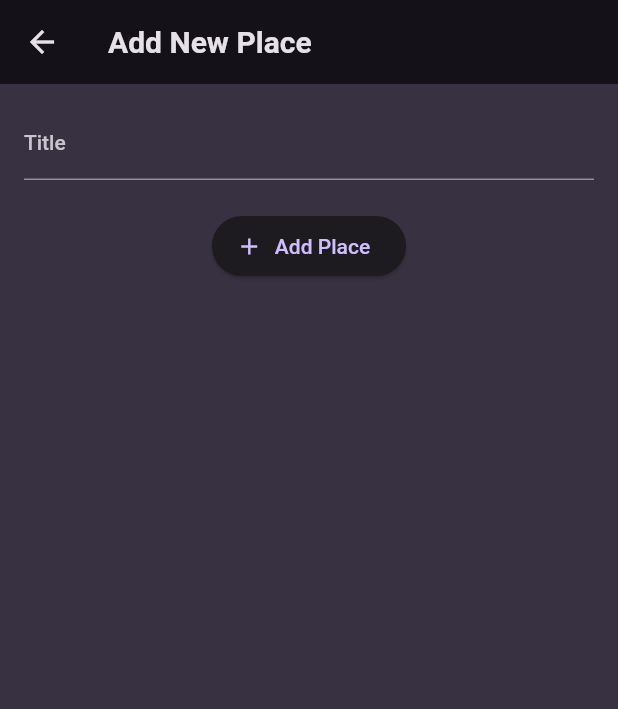
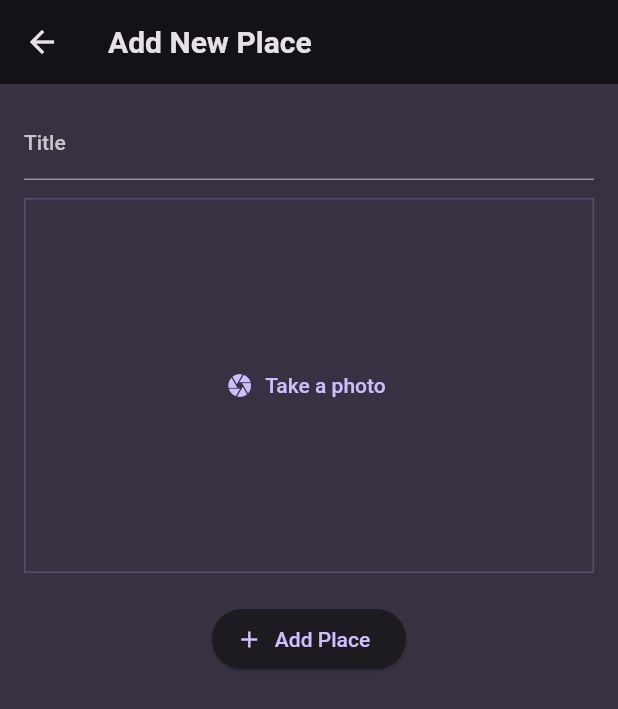
Before and after one commit to Junichi-Machii/flutter_app_faborite001, a Flutter app: the AddPlaceScreen screen opened directly, on a phone screen of 412 x 824 dp. Shown: the top 709 px of the screen. Run offline on Flutter 3.47's test engine with Material 2 defaults, Android fonts, the phone set to English and light mode, and no system bars; our stand-ins replace flutter_riverpod, google_fonts, image_picker.

Commit message:
#7 カメラ起動ロジック

```diff
--- a/lib/screens/add_place.dart
+++ b/lib/screens/add_place.dart
@@ -1,5 +1,6 @@
 import 'package:flutter/material.dart';
 import 'package:flutter_appl_favorite_places/providers/user_plases.dart';
+import 'package:flutter_appl_favorite_places/widgets/image_input.dart';
 import 'package:flutter_riverpod/flutter_riverpod.dart';
 
 class AddPlaceScreen extends ConsumerStatefulWidget {
@@ -49,6 +50,9 @@
                 color: Theme.of(context).colorScheme.onBackground,
               ),
             ),
+            // image input
+            const SizedBox(height: 12),
+            ImageInput(),
             const SizedBox(height: 20),
             ElevatedButton.icon(
               onPressed: _savePlace,
--- /dev/null
+++ b/lib/widgets/image_input.dart
@@ -0,0 +1,62 @@
+import 'dart:io';
+
+import 'package:flutter/material.dart';
+import 'package:image_picker/image_picker.dart';
+
+class ImageInput extends StatefulWidget {
+  const ImageInput({super.key});
+
+  @override
+  State<ImageInput> createState() => _ImageInputState();
+}
+
+class _ImageInputState extends State<ImageInput> {
+  File? _selectedImage;
+
+  Future<void> _takePicture() async {
+    final imagePicker = ImagePicker();
+    final pickedImage = await imagePicker.pickImage(
+      source: ImageSource.camera,
+      maxWidth: 600,
+    );
+
+    if (pickedImage == null) {
+      return;
+    }
+    setState(() {
+      _selectedImage = File(pickedImage.path);
+    });
+  }
+
+  @override
+  Widget build(BuildContext context) {
+    Widget content = TextButton.icon(
+      onPressed: _takePicture,
+      icon: const Icon(Icons.camera),
+      label: const Text('Take a photo'),
+    );
+    if (_selectedImage != null) {
+      content = GestureDetector(
+        onTap: _takePicture,
+        child: Image.file(
+          _selectedImage!,
+          fit: BoxFit.cover,
+          width: double.infinity,
+          height: double.infinity,
+        ),
+      );
+    }
+    return Container(
+      decoration: BoxDecoration(
+        border: Border.all(
+          width: 1,
+          color: Theme.of(context).colorScheme.primary.withOpacity(0.2),
+        ),
+      ),
+      height: 250,
+      width: double.infinity,
+      alignment: Alignment.center,
+      child: content,
+    );
+  }
+}
--- a/pubspec.yaml
+++ b/pubspec.yaml
@@ -38,6 +38,7 @@
   google_fonts: ^5.1.0
   uuid: ^3.0.7
   flutter_riverpod: ^2.3.7
+  image_picker: ^1.0.2
 
 dev_dependencies:
   flutter_test:
```
Also changed, not shown: pubspec.lock, 6 other files.
